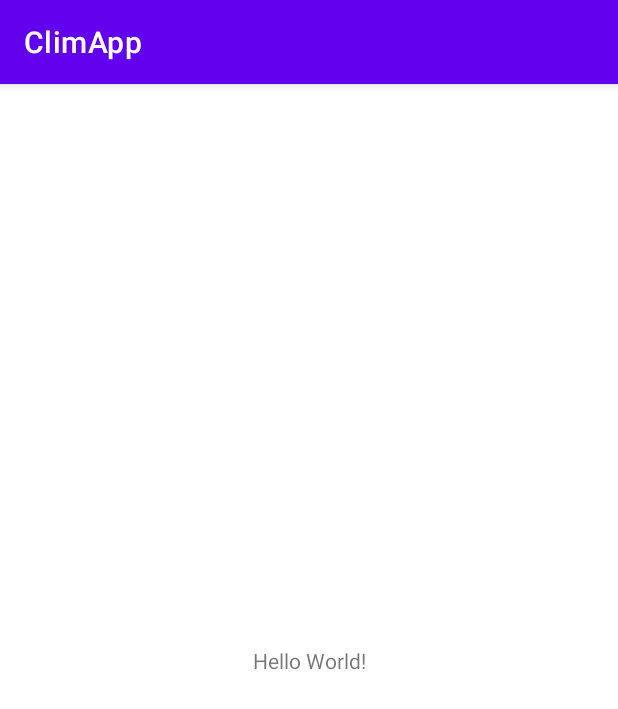
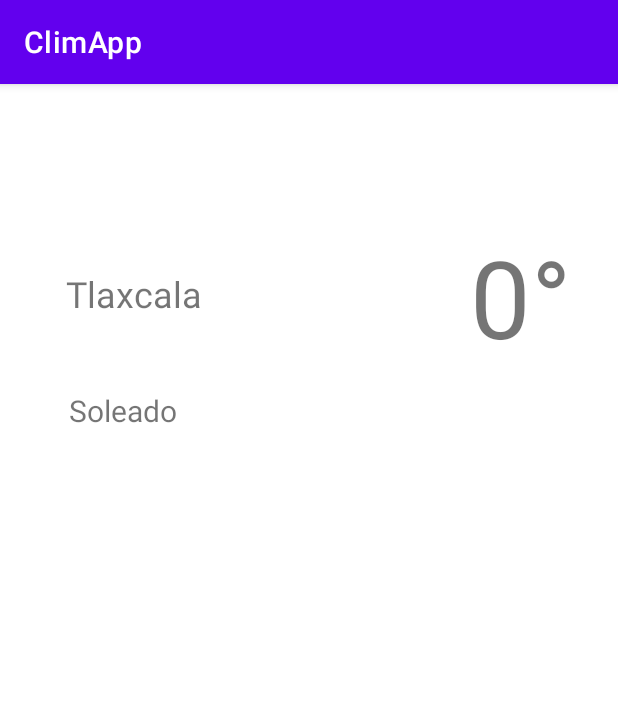
Before and after one commit to Davidhernandezn/ClimApp, an Android app: the screen it shows after launch (MainActivity), on a phone screen of 412 x 824 dp. Shown: the top 709 px of the screen. Run offline under Robolectric (Android 15) with nearby library versions, the light colour scheme and no system bars.

Commit message:
Diseño y personzalizacion de la vista a detalle de la ciudad

```diff
--- a/app/src/main/res/layout/activity_main.xml
+++ b/app/src/main/res/layout/activity_main.xml
@@ -1,5 +1,5 @@
 <?xml version="1.0" encoding="utf-8"?>
-<androidx.constraintlayout.widget.ConstraintLayout xmlns:android="http://schemas.android.com/apk/res/android"
+<RelativeLayout xmlns:android="http://schemas.android.com/apk/res/android"
     xmlns:app="http://schemas.android.com/apk/res-auto"
     xmlns:tools="http://schemas.android.com/tools"
     android:layout_width="match_parent"
@@ -7,12 +7,47 @@
     tools:context=".MainActivity">
 
     <TextView
-        android:layout_width="wrap_content"
+        android:id="@+id/tvGrados"
+        android:layout_width="78dp"
+        android:layout_height="101dp"
+        android:layout_alignParentStart="true"
+        android:layout_alignParentTop="true"
+        android:layout_alignParentEnd="true"
+        android:layout_alignParentBottom="true"
+        android:layout_marginStart="313dp"
+        android:layout_marginTop="93dp"
+        android:layout_marginEnd="20dp"
+        android:layout_marginBottom="537dp"
+        android:text="@string/grados"
+        android:textSize="72sp" />
+
+    <TextView
+        android:id="@+id/tvCiudad"
+        android:layout_width="105dp"
         android:layout_height="wrap_content"
-        android:text="Hello World!"
-        app:layout_constraintBottom_toBottomOf="parent"
-        app:layout_constraintLeft_toLeftOf="parent"
-        app:layout_constraintRight_toRightOf="parent"
-        app:layout_constraintTop_toTopOf="parent" />
+        android:layout_alignParentStart="true"
+        android:layout_alignParentTop="true"
+        android:layout_alignParentEnd="true"
+        android:layout_alignParentBottom="true"
+        android:layout_marginStart="44dp"
+        android:layout_marginTop="123dp"
+        android:layout_marginEnd="262dp"
+        android:layout_marginBottom="568dp"
+        android:text="@string/ciudad"
+        android:textSize="24sp" />
 
-</androidx.constraintlayout.widget.ConstraintLayout>
+    <TextView
+        android:id="@+id/tvEstatus"
+        android:layout_width="105dp"
+        android:layout_height="wrap_content"
+        android:layout_alignParentStart="true"
+        android:layout_alignParentTop="true"
+        android:layout_alignParentEnd="true"
+        android:layout_alignParentBottom="true"
+        android:layout_marginStart="46dp"
+        android:layout_marginTop="204dp"
+        android:layout_marginEnd="260dp"
+        android:layout_marginBottom="492dp"
+        android:text="@string/estatus"
+        android:textSize="20sp" />
+</RelativeLayout>
--- a/app/src/main/res/values/strings.xml
+++ b/app/src/main/res/values/strings.xml
@@ -1,3 +1,6 @@
 <resources>
     <string name="app_name">ClimApp</string>
+    <string name="ciudad">Tlaxcala</string>
+    <string name="grados">0°</string>
+    <string name="estatus">Soleado</string>
 </resources>
```
